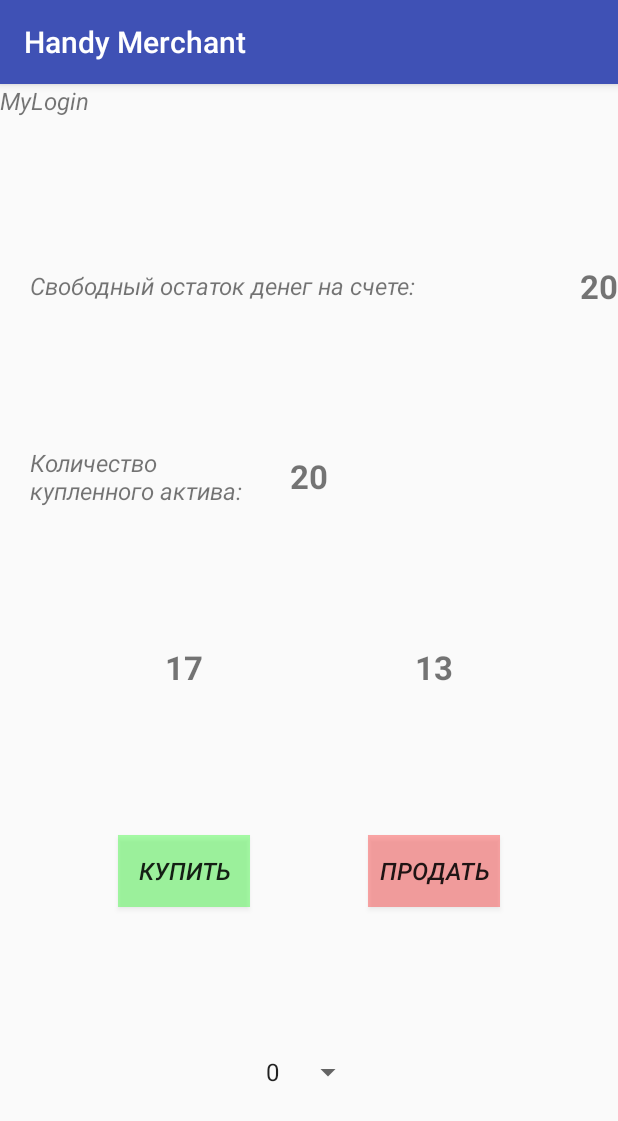
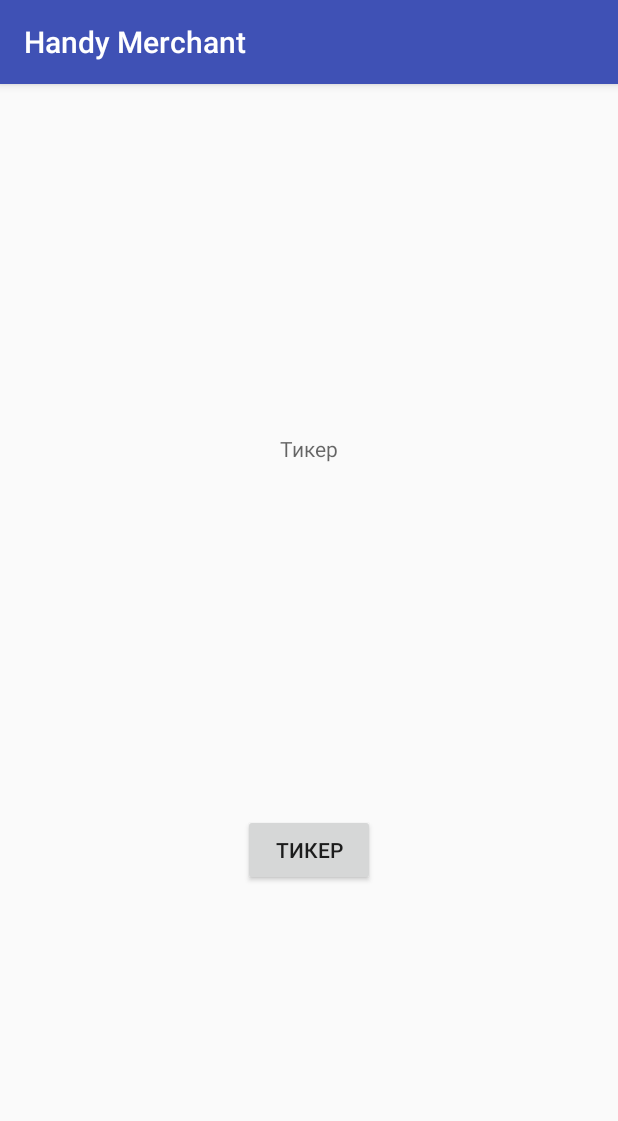
Before and after one commit to pvtitov/handy_merchant, an Android app: the screen it shows after launch (MainActivity), on a phone screen of 412 x 824 dp. Shown: the top 1121 px of the screen. Run offline under Robolectric (Android 15) with nearby library versions, the phone set to English and light mode, and no system bars.

Commit message:
handler from TextView

```diff
--- a/app/src/main/AndroidManifest.xml
+++ b/app/src/main/AndroidManifest.xml
@@ -17,9 +17,12 @@
             android:name=".MainActivity">
             <intent-filter>
                 <action android:name="android.intent.action.MAIN" />
-
                 <category android:name="android.intent.category.LAUNCHER" />
             </intent-filter>
+        </activity>
+        <activity
+            android:screenOrientation="portrait"
+            android:name=".HandTradeActivity">
         </activity>
     </application>
 
--- a/app/src/main/java/com/example/pavel/handymerchant/MainActivity.java
+++ b/app/src/main/java/com/example/pavel/handymerchant/MainActivity.java
@@ -1,70 +1,70 @@
 package com.example.pavel.handymerchant;
 
+import android.os.Bundle;
+import android.os.Handler;
+import android.os.Looper;
+import android.support.annotation.Nullable;
 import android.support.v7.app.AppCompatActivity;
-import android.os.Bundle;
-import android.view.View;
-import android.widget.AdapterView;
 import android.widget.Button;
-import android.widget.Spinner;
 import android.widget.TextView;
-import android.widget.Toast;
+
+import com.google.gson.Gson;
+import com.google.gson.GsonBuilder;
+
+import java.io.IOException;
+
+import okhttp3.OkHttpClient;
+import okhttp3.Request;
+import okhttp3.Response;
+
+/**
+ * Created by pavel on 12.02.18.
+ */
 
 public class MainActivity extends AppCompatActivity {
 
-    int mAssetAmount;
+    private static final String URL_RETURN_TICKER = "https://poloniex.com/public?command=returnTicker";
+
+    Ticker mTicker;
+    OkHttpClient mClient = new OkHttpClient();
+    GsonBuilder mBuilder = new GsonBuilder();
+    Gson mGson = mBuilder.create();
 
     @Override
-    protected void onCreate(Bundle savedInstanceState) {
+    protected void onCreate(@Nullable Bundle savedInstanceState) {
         super.onCreate(savedInstanceState);
         setContentView(R.layout.activity_main);
 
-        TextView loginTextView = findViewById(R.id.tv_login);
-        loginTextView.setText(ExchangeStub.INSTANCE.LOGIN);
+        TextView textView = findViewById(R.id.tv_ticker);
 
-        TextView balanceTextView = findViewById(R.id.tv_balance);
-        balanceTextView.setText(String.valueOf(ExchangeStub.INSTANCE.BALANCE));
-
-        TextView assetBoughtTextView = findViewById(R.id.tv_asset_bought);
-        assetBoughtTextView.setText(String.valueOf(ExchangeStub.INSTANCE.ASSET_BOUGHT));
-
-        TextView buyPriceTextView = findViewById(R.id.tv_buy_price);
-        buyPriceTextView.setText(String.valueOf(ExchangeStub.INSTANCE.PRICE_BUY));
-
-        TextView sellPriceTextView = findViewById(R.id.tv_sell_price);
-        sellPriceTextView.setText(String.valueOf(ExchangeStub.INSTANCE.PRICE_CELL));
-
-        Spinner assetAmountSpinner = findViewById(R.id.spn_asset_amount);
-        assetAmountSpinner.setOnItemSelectedListener(new AdapterView.OnItemSelectedListener() {
-            @Override
-            public void onItemSelected(AdapterView<?> parent, View view, int position, long id) {
-                mAssetAmount = Integer.parseInt(assetAmountSpinner.getSelectedItem().toString());
-            }
-
-            @Override
-            public void onNothingSelected(AdapterView<?> parent) {
-                mAssetAmount = 0;
-            }
+        Button buttonTicker = findViewById(R.id.btn_get_ticker);
+        buttonTicker.setOnClickListener(v -> {
+            Thread thread = new Thread(){
+                Request request = new Request.Builder().url(URL_RETURN_TICKER).build();
+                @Override
+                public void run() {
+                    try(Response response = mClient.newCall(request).execute()) {
+                        // Ограничение на количество запросов - не более 5 в секунду
+                        Thread.sleep(200);
+                        mTicker = mGson.fromJson(response.body().string(), Ticker.class);
+                    } catch (InterruptedException e) {
+                        e.printStackTrace();
+                    } catch (IOException e) {
+                        e.printStackTrace();
+                    } catch (NullPointerException e){
+                        e.printStackTrace();
+                    }
+                    textView.post(() -> textView.setText(
+                            "Последняя цена: " + mTicker.getCurrencyPair().getLast() +
+                            "\nЦена покупки: " + mTicker.getCurrencyPair().getLowestAsk() +
+                            "\nЦена предложения: " + mTicker.getCurrencyPair().getHighestBid()
+                            )
+                    );
+                }
+            };
+            thread.start();
+            //RequestPublic requestTask = new RequestPublic("returnTicker", textView);
+            //requestTask.execute();
         });
-
-        RequestTask requestTask = new RequestTask(this);
-
-        Button sellButton = findViewById(R.id.btn_sell);
-        sellButton.setOnClickListener(v -> {
-            Toast.makeText(MainActivity.this,
-                    "Продано на " + ExchangeStub.INSTANCE.sell(mAssetAmount), Toast.LENGTH_SHORT)
-                    .show();
-            try {
-                requestTask.execute();
-            } catch (IllegalStateException e) {
-                e.printStackTrace();
-            }
-        });
-
-        Button buyButton = findViewById(R.id.btn_buy);
-        buyButton.setOnClickListener(v -> Toast.makeText(MainActivity.this,
-                "Куплено на " + ExchangeStub.INSTANCE.buy(mAssetAmount), Toast.LENGTH_SHORT)
-                .show());
-
-
     }
 }
--- a/app/src/main/java/com/example/pavel/handymerchant/RequestTask.java
+++ /dev/null
@@ -1,43 +0,0 @@
-package com.example.pavel.handymerchant;
-
-import android.content.Context;
-import android.os.AsyncTask;
-import android.widget.Toast;
-
-import java.io.IOException;
-import java.lang.ref.WeakReference;
-
-import okhttp3.OkHttpClient;
-import okhttp3.Request;
-import okhttp3.Response;
-
-/**
- * Created by pavel on 11.02.18.
- */
-
-public class RequestTask extends AsyncTask<Void, Void, String> {
-
-    public RequestTask(Context context){mContextWeakRef = new WeakReference<>(context);}
-
-    private WeakReference<Context> mContextWeakRef;
-
-    @Override
-    protected String doInBackground(Void... voids) {
-        OkHttpClient client = new OkHttpClient();
-        Request request = new Request.Builder().url("https://poloniex.com/public?command=returnTicker").build();
-        try(Response response = client.newCall(request).execute()) {
-            return response.body().string();
-        } catch (IOException e) {
-            e.printStackTrace();
-        } catch (NullPointerException e){
-            e.printStackTrace();
-        }
-        return "Произошла ошибка";
-    }
-
-    @Override
-    protected void onPostExecute(String s) {
-        super.onPostExecute(s);
-        Toast.makeText(mContextWeakRef.get(), s, Toast.LENGTH_LONG).show();
-    }
-}
--- a/app/src/main/res/layout/activity_main.xml
+++ b/app/src/main/res/layout/activity_main.xml
@@ -5,128 +5,31 @@
     xmlns:tools="http://schemas.android.com/tools"
     android:layout_width="match_parent"
     android:layout_height="match_parent"
-    tools:context="com.example.pavel.handymerchant.MainActivity">
+    tools:context="com.example.pavel.handymerchant.HandTradeActivity">
 
-    <!-- Логин -->
+    <!-- Тикер -->
+
+    <Button
+        android:id="@+id/btn_get_ticker"
+        android:layout_width="wrap_content"
+        android:layout_height="wrap_content"
+        android:text="@string/ticker"
+        app:layout_constraintTop_toBottomOf="@id/tv_ticker"
+        app:layout_constraintLeft_toLeftOf="parent"
+        app:layout_constraintRight_toRightOf="parent"
+        app:layout_constraintBottom_toBottomOf="parent"
+
+        />
 
     <TextView
-        android:id="@+id/tv_login"
+        android:id="@+id/tv_ticker"
         android:layout_width="wrap_content"
         android:layout_height="wrap_content"
-        android:textStyle="italic"
-        android:textSize="@dimen/font_hints"
+        android:hint="@string/ticker"
+        app:layout_constraintBottom_toTopOf="@id/btn_get_ticker"
+        app:layout_constraintLeft_toLeftOf="parent"
+        app:layout_constraintRight_toRightOf="parent"
+        app:layout_constraintTop_toTopOf="parent"
         />
 
-    <!-- Баланс - свободные деньги -->
-
-    <TextView
-        android:layout_width="0dp"
-        android:layout_height="wrap_content"
-        android:layout_margin="@dimen/margins"
-        android:text="@string/balance"
-        android:textStyle="italic"
-        android:textSize="@dimen/font_hints"
-        app:layout_constraintBottom_toTopOf="@id/tv_asset_bought"
-        app:layout_constraintLeft_toLeftOf="parent"
-        app:layout_constraintRight_toLeftOf="@id/tv_balance"
-        app:layout_constraintTop_toBottomOf="@id/tv_login" />
-
-    <TextView
-        android:id="@+id/tv_balance"
-        android:layout_width="wrap_content"
-        android:layout_height="wrap_content"
-        android:textStyle="bold"
-        android:textSize="@dimen/font_values"
-        app:layout_constraintBottom_toTopOf="@id/tv_asset_bought"
-        app:layout_constraintLeft_toRightOf="parent"
-        app:layout_constraintRight_toRightOf="parent"
-        app:layout_constraintTop_toBottomOf="@id/tv_login" />
-
-    <!-- Баланс - купленный актив -->
-
-    <TextView
-        android:layout_width="0dp"
-        android:layout_height="wrap_content"
-        android:layout_margin="@dimen/margins"
-        android:text="@string/asset_bought"
-        android:textStyle="italic"
-        android:textSize="@dimen/font_hints"
-        app:layout_constraintBottom_toTopOf="@id/tv_buy_price"
-        app:layout_constraintLeft_toLeftOf="parent"
-        app:layout_constraintRight_toLeftOf="@id/tv_asset_bought"
-        app:layout_constraintTop_toBottomOf="@id/tv_balance" />
-
-    <TextView
-        android:id="@+id/tv_asset_bought"
-        android:layout_width="wrap_content"
-        android:layout_height="wrap_content"
-        android:textStyle="bold"
-        android:textSize="@dimen/font_values"
-        app:layout_constraintBottom_toTopOf="@id/tv_buy_price"
-        app:layout_constraintLeft_toLeftOf="parent"
-        app:layout_constraintRight_toRightOf="parent"
-        app:layout_constraintTop_toBottomOf="@id/tv_balance" />
-
-    <!-- Цены и кнопки покупки/продажи -->
-
-    <TextView
-        android:id="@+id/tv_buy_price"
-        android:layout_width="wrap_content"
-        android:layout_height="wrap_content"
-        android:textStyle="bold"
-        android:textSize="@dimen/font_values"
-        app:layout_constraintBottom_toTopOf="@id/btn_buy"
-        app:layout_constraintLeft_toLeftOf="@id/btn_buy"
-        app:layout_constraintRight_toRightOf="@id/btn_buy"
-        app:layout_constraintTop_toBottomOf="@id/tv_asset_bought" />
-
-    <TextView
-        android:id="@+id/tv_sell_price"
-        android:layout_width="wrap_content"
-        android:layout_height="wrap_content"
-        android:textStyle="bold"
-        android:textSize="@dimen/font_values"
-        app:layout_constraintBottom_toTopOf="@id/btn_sell"
-        app:layout_constraintLeft_toLeftOf="@id/btn_sell"
-        app:layout_constraintRight_toRightOf="@id/btn_sell"
-        app:layout_constraintTop_toBottomOf="@id/tv_asset_bought" />
-
-    <Button
-        android:id="@+id/btn_buy"
-        android:layout_width="wrap_content"
-        android:layout_height="wrap_content"
-        android:background="@color/buy_color"
-        android:text="@string/buy"
-        android:textStyle="italic"
-        android:textSize="@dimen/font_hints"
-        app:layout_constraintBottom_toTopOf="@id/spn_asset_amount"
-        app:layout_constraintLeft_toLeftOf="parent"
-        app:layout_constraintRight_toLeftOf="@id/btn_sell"
-        app:layout_constraintTop_toBottomOf="@id/tv_buy_price" />
-
-    <Button
-        android:id="@+id/btn_sell"
-        android:layout_width="wrap_content"
-        android:layout_height="wrap_content"
-        android:background="@color/sell_color"
-        android:text="@string/sell"
-        android:textStyle="italic"
-        android:textSize="@dimen/font_hints"
-        app:layout_constraintBottom_toTopOf="@id/spn_asset_amount"
-        app:layout_constraintLeft_toRightOf="@id/btn_buy"
-        app:layout_constraintRight_toRightOf="parent"
-        app:layout_constraintTop_toBottomOf="@id/tv_sell_price" />
-
-    <!-- Количество актива по сделке -->
-
-    <Spinner
-        android:id="@+id/spn_asset_amount"
-        android:layout_width="wrap_content"
-        android:layout_height="wrap_content"
-        android:entries="@array/asset_amount"
-        app:layout_constraintBottom_toBottomOf="parent"
-        app:layout_constraintLeft_toLeftOf="parent"
-        app:layout_constraintRight_toRightOf="parent"
-        app:layout_constraintTop_toBottomOf="@id/btn_buy"/>
-
 </android.support.constraint.ConstraintLayout>
--- a/app/src/main/res/values/strings.xml
+++ b/app/src/main/res/values/strings.xml
@@ -4,6 +4,7 @@
     <string name="asset_bought">Количество купленного актива: </string>
     <string name="buy">Купить</string>
     <string name="sell">Продать</string>
+    <string name="ticker">Тикер</string>
     <string-array name="asset_amount">
         <item>0</item>
         <item>1</item>
```
Also changed, not shown: app/src/main/java/com/example/pavel/handymerchant/HandTradeActivity.java (added, +63 -0 lines), app/src/main/java/com/example/pavel/handymerchant/RequestPublic.java (added, +57 -0 lines), app/src/main/java/com/example/pavel/handymerchant/Ticker.java (+10 -5 lines), app/src/main/res/layout/activity_hand_trade.xml (added, +132 -0 lines).
